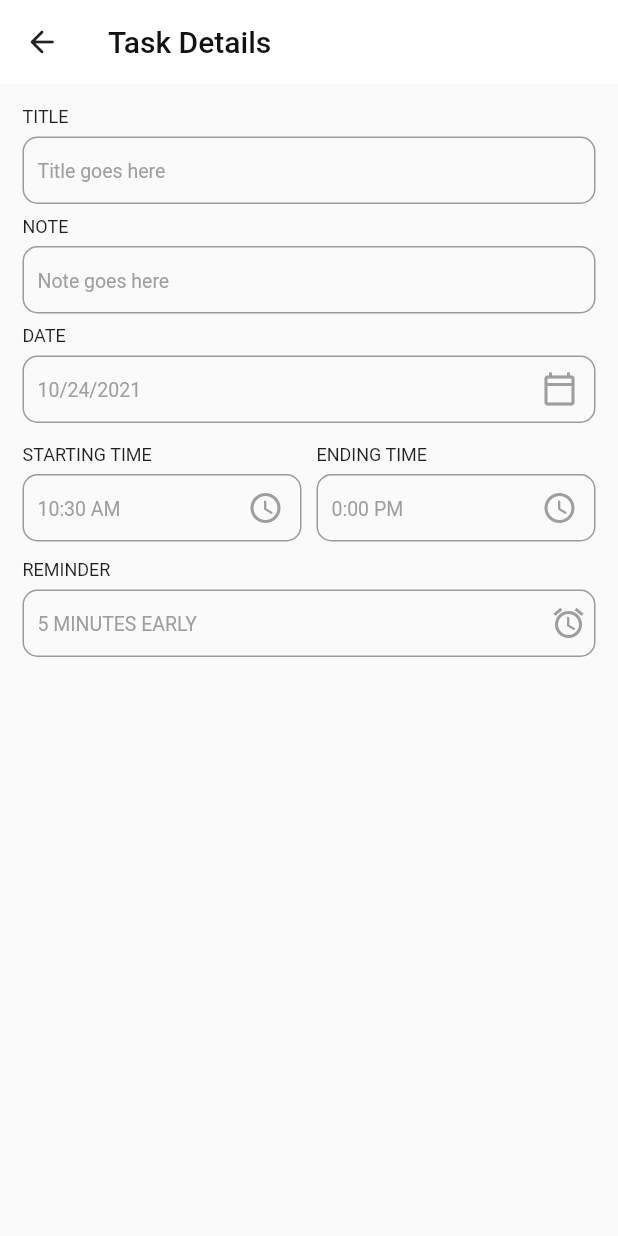
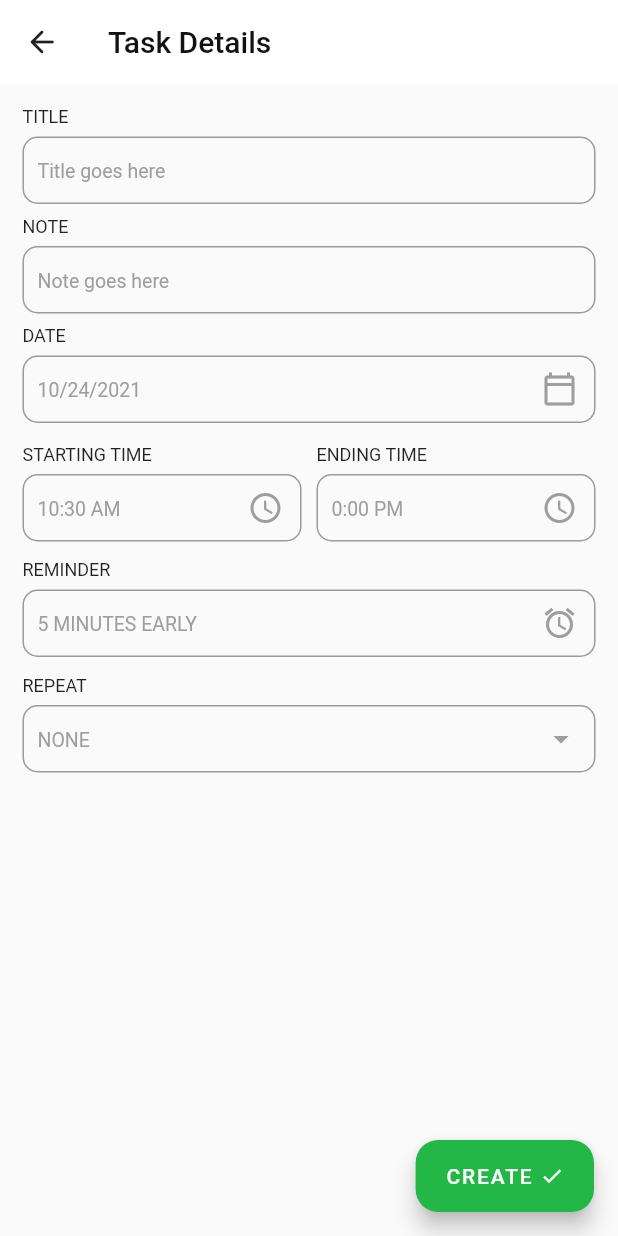
Before and after one commit to yonasalexx/todo_app, a Flutter app: the AddTaskScreen screen opened directly with empty values, on a phone screen of 412 x 824 dp. Run offline on Flutter 3.47's test engine with Material 2 defaults, Android fonts, the phone set to English and light mode, and no system bars; our stand-ins replace date_picker_timeline, get, get_storage; accounts and stored records are empty.

Commit message:
build repeat function and addTask button

```diff
--- a/lib/constants/widgets.dart
+++ b/lib/constants/widgets.dart
@@ -1 +1,2 @@
+export 'package:todo_app/screens/widgets/my_fab.dart';
 export 'package:todo_app/screens/widgets/my_text_field.dart';
--- a/lib/screens/add_task_screen.dart
+++ b/lib/screens/add_task_screen.dart
@@ -2,8 +2,7 @@ import 'package:flutter/material.dart';
 import 'package:get/get.dart';
 import 'package:intl/intl.dart';
 import 'package:todo_app/constants/constants.dart';
-
-import 'widgets/my_text_field.dart';
+import 'package:todo_app/constants/widgets.dart';
 
 enum Time { start, end }
 
@@ -20,6 +19,9 @@ class _AddTaskScreenState extends State<AddTaskScreen> {
 
   List<int> reminderList = [5, 10, 15, 20, 30];
   int selectedMinute = 5;
+
+  List<String> repeatList = ['NONE', 'EVERYDAY', 'WEEKLY', 'MONTHLY'];
+  String selectedRepeat = 'NONE';
   @override
   Widget build(BuildContext context) {
     return Scaffold(
@@ -88,6 +90,8 @@ class _AddTaskScreenState extends State<AddTaskScreen> {
               MyTextField(
                 title: 'REMINDER',
                 hintText: '$selectedMinute MINUTES EARLY',
+                child: Padding(
+                  padding: const EdgeInsets.only(right: 12),
                   child: DropdownButton(
                     items: reminderList
                         .map((e) => DropdownMenuItem(
@@ -106,10 +110,44 @@ class _AddTaskScreenState extends State<AddTaskScreen> {
                       });
                     },
                   ),
-              )
+                ),
+              ),
+              const SizedBox(height: 12),
+              MyTextField(
+                title: 'REPEAT',
+                hintText: selectedRepeat,
+                child: Padding(
+                  padding: const EdgeInsets.only(right: 11),
+                  child: DropdownButton(
+                    items: repeatList
+                        .map((value) => DropdownMenuItem(
+                              child: Text(value),
+                              value: value,
+                            ))
+                        .toList(),
+                    icon: const Icon(
+                      Icons.arrow_drop_down,
+                      color: Colors.grey,
+                    ),
+                    underline: const SizedBox(),
+                    onChanged: (String? newValue) {
+                      setState(() {
+                        selectedRepeat = newValue!;
+                      });
+                    },
+                  ),
+                ),
+              ),
             ],
           ),
         ),
+      ),
+      floatingActionButton: MyFab(
+        title: 'CREATE',
+        onPressed: () {
+          Get.back();
+        },
+        icon: Icons.done,
       ),
     );
   }
--- a/lib/screens/home_screen.dart
+++ b/lib/screens/home_screen.dart
@@ -5,6 +5,7 @@ import 'package:intl/intl.dart';
 import 'package:todo_app/constants/constants.dart';
 import 'package:todo_app/constants/screens.dart';
 import 'package:todo_app/constants/services.dart';
+import 'package:todo_app/constants/widgets.dart';
 
 class HomeScreen extends StatefulWidget {
   const HomeScreen({Key? key}) : super(key: key);
@@ -30,21 +31,12 @@ class _HomeScreenState extends State<HomeScreen> {
           ),
         ],
       ),
-      floatingActionButton: FloatingActionButton.extended(
+      floatingActionButton: MyFab(
+        title: 'NEW TASK',
         onPressed: () {
           Get.to(() => AddTaskScreen(selectedDate: _selectedDate));
         },
-        backgroundColor: AppColor.yellow.withRed(290),
-        shape: RoundedRectangleBorder(
-          borderRadius: BorderRadius.circular(15),
-        ),
-        label: Row(
-          children: const [
-            Text('CREATE', style: TextStyle(color: AppColor.white)),
-            SizedBox(width: 5),
-            Icon(Icons.mode_edit, size: 16, color: AppColor.white),
-          ],
-        ),
+        icon: Icons.mode_edit,
       ),
     );
   }
--- /dev/null
+++ b/lib/screens/widgets/my_fab.dart
@@ -0,0 +1,33 @@
+import 'package:flutter/material.dart';
+import 'package:todo_app/constants/constants.dart';
+
+class MyFab extends StatelessWidget {
+  const MyFab({
+    Key? key,
+    required this.onPressed,
+    required this.title,
+    required this.icon,
+  }) : super(key: key);
+
+  final VoidCallback onPressed;
+  final String title;
+  final IconData icon;
+
+  @override
+  Widget build(BuildContext context) {
+    return FloatingActionButton.extended(
+      onPressed: onPressed,
+      backgroundColor: AppColor.yellow.withRed(290),
+      shape: RoundedRectangleBorder(
+        borderRadius: BorderRadius.circular(15),
+      ),
+      label: Row(
+        children: [
+          Text(title, style: const TextStyle(color: AppColor.white)),
+          const SizedBox(width: 5),
+          Icon(icon, size: 16, color: AppColor.white),
+        ],
+      ),
+    );
+  }
+}
```
Lines whose indentation alone changed are shown as unchanged.
